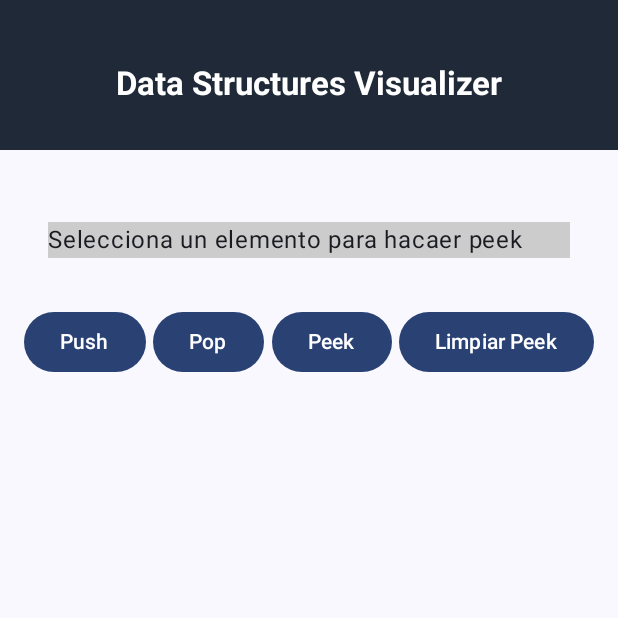
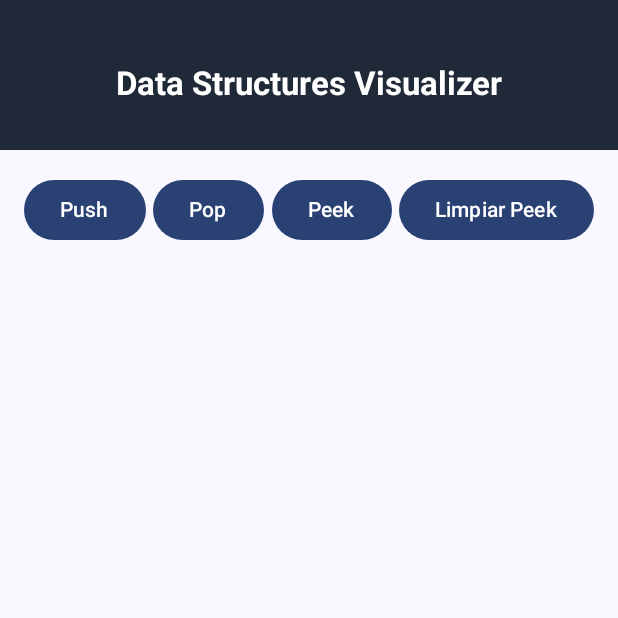
Before and after one commit to AscencioSIUU/DataStructureVisualizer-, an Android app built with Jetpack Compose: the Stacks screen opened through its navigation route, on a phone screen of 412 x 824 dp, the top half of it. Run offline under Robolectric (Android 15) with nearby library versions, the phone set to English and light mode, and no system bars; network calls fail.

Commit message:
arreglo del stack y listas

```diff
--- a/app/src/main/java/com/example/datastructurevisualizerapp/MainActivity.kt
+++ b/app/src/main/java/com/example/datastructurevisualizerapp/MainActivity.kt
@@ -114,6 +114,9 @@ fun MyDataStructureVisualizerApp() {
         ) {
 
             NavHost( navController = navController, startDestination = "login") {
+
+                var valuesList = listOf(23, 12, 45, 56, 86, 34, 56, 45, 34, 23, 12, 45, 67, 78, 76, 54, 67, 80, 90, 102, 230)
+
                 composable("login") {
                     LoginScreen(navController) { name, email, password ->
                         userName = name
@@ -172,8 +175,13 @@ fun MyDataStructureVisualizerApp() {
                 }
 
                 composable("Stacks") {
-                    val stackViewModel: StackViewModel = viewModel()
-                    StackVisualizer(viewModel = stackViewModel)
+
+                    // Inicializar el ViewModel pasando valuesList
+                    val viewModel = remember { StackViewModel(valuesList) }
+
+                    // Llamar al visualizador del stack
+                    StackVisualizer(viewModel)
+
                 }
 
                 composable("Queues") {
@@ -181,7 +189,7 @@ fun MyDataStructureVisualizerApp() {
                 }
 
                 composable("Binary Trees") {
-                    BinaryTreesVisualizer()  // Llama a la función que maneja el árbol binario
+                    BinaryTreesVisualizer(valuesList)  // Llama a la función que maneja el árbol binario
                 }
 
 
--- a/app/src/main/java/com/example/datastructurevisualizerapp/views/Stacks.kt
+++ b/app/src/main/java/com/example/datastructurevisualizerapp/views/Stacks.kt
@@ -1,148 +1,34 @@
 package com.example.datastructurevisualizerapp.views
 
-import android.app.Activity
-import android.content.pm.ActivityInfo
-import androidx.compose.foundation.layout.Column
-import androidx.compose.runtime.Composable
-import androidx.compose.ui.unit.dp
 import androidx.compose.foundation.background
-import androidx.compose.foundation.clickable
 import androidx.compose.foundation.layout.*
 import androidx.compose.material3.Button
-import androidx.compose.material3.DropdownMenu
-import androidx.compose.material3.DropdownMenuItem
 import androidx.compose.material3.Text
-import androidx.compose.runtime.getValue
-import androidx.compose.runtime.mutableIntStateOf
+import androidx.compose.runtime.*
 import androidx.compose.ui.Alignment
 import androidx.compose.ui.Modifier
-import androidx.compose.runtime.mutableStateListOf
-import androidx.compose.runtime.mutableStateOf
-import androidx.compose.runtime.remember
-import androidx.compose.runtime.setValue
 import androidx.compose.ui.graphics.Color
-import androidx.compose.ui.platform.LocalContext
+import androidx.compose.ui.unit.dp
 import androidx.lifecycle.ViewModel
 
-@Composable
-fun StackVisualizer(viewModel: StackViewModel) {
+// ViewModel para manejar el Stack
+class StackViewModel(private val valuesList: List<Int>) : ViewModel() {
+    private val _stack = mutableStateListOf<Int>()
+    val stack: List<Int> get() = _stack
 
-    var expanded by remember { mutableStateOf(false) }
-    var selectedIndex by remember { mutableIntStateOf(-1) } // Para el índice del elemento seleccionado en el Dropdown
-    var peekedIndex by remember { mutableStateOf<Int?>(null) } // Controla el índice del elemento peekeado en la UI
-
-    Column(
-        modifier = Modifier
-            .fillMaxSize()
-            .padding(16.dp)
-    ) {
-        // Mostrar los elementos del stack
-        viewModel.stack.forEachIndexed { index, item ->
-            val backgroundColor = if (index == peekedIndex) Color.Yellow else Color.LightGray  // Cambiar el color si es el elemento peekeado
-            Box(
-                modifier = Modifier
-                    .fillMaxWidth()
-                    .padding(4.dp)
-                    .height(50.dp)
-                    .background(backgroundColor),
-                contentAlignment = Alignment.Center
-            ) {
-                Text(text = item)
-            }
-        }
-
-        Spacer(modifier = Modifier.height(16.dp))
-
-        // Dropdown para seleccionar el elemento que se quiere "peekear"
-        Row(
-            modifier = Modifier.fillMaxWidth(),
-            horizontalArrangement = Arrangement.Center
-        ) {
-            Box(
-                modifier = Modifier
-                    .wrapContentSize(Alignment.TopStart)
-            ) {
-                Text(
-                    text = if (selectedIndex == -1) "Selecciona un elemento para hacaer peek" else viewModel.stack.getOrNull(selectedIndex) ?: "Selecciona un elemento para hacaer peek",
-                    modifier = Modifier
-                        .fillMaxWidth()
-                        .clickable(onClick = { expanded = true })
-                        .padding(16.dp)
-                        .background(Color.LightGray)
-                )
-                DropdownMenu(
-                    expanded = expanded,
-                    onDismissRequest = { expanded = false }
-                ) {
-                    viewModel.stack.forEachIndexed { index, item ->
-                        DropdownMenuItem(
-                            text = { Text(item) },
-                            onClick = {
-                                selectedIndex = index
-                                expanded = false
-                            }
-                        )
-                    }
-                }
-            }
-        }
-
-        Spacer(modifier = Modifier.height(16.dp))
-
-        // Botones para las operaciones
-        Row(
-            modifier = Modifier.fillMaxWidth(),
-            horizontalArrangement = Arrangement.SpaceBetween
-        ) {
-            Button(onClick = { viewModel.pushNextElement() }) {
-                Text("Push")
-            }
-            Button(onClick = {
-                viewModel.pop()
-                // Si el elemento que fue peekeado o seleccionado fue removido, limpiar selección
-                if (selectedIndex >= viewModel.stack.size) {
-                    selectedIndex = -1 // Reinicia la selección
-                    peekedIndex = null // Limpia el elemento peekeado
-                }
-            }) {
-                Text("Pop")
-            }
-            Button(onClick = {
-                if (selectedIndex != -1) {
-                    peekedIndex = selectedIndex // Actualiza el estado del elemento peekeado
-                    viewModel.peekAtIndex(selectedIndex) // Actualiza también el ViewModel si es necesario
-                }
-            }) {
-                Text("Peek")
-            }
-            Button(onClick = {
-                peekedIndex = null // Limpia el elemento peekeado en la UI
-                viewModel.clearPeek() // Limpia también en el ViewModel
-            }) {
-                Text("Limpiar Peek")
-            }
-        }
-    }
-}
-
-// ViewModel para manejar el Stack
-class StackViewModel : ViewModel() {
-    private val _stack = mutableStateListOf<String>()
-    val stack: List<String> get() = _stack
-
-    // Lista quemada de datos
-    private val predefinedElements = listOf("Elemento 1", "Elemento 2", "Elemento 3", "Elemento 4", "Elemento 5")
-    private var currentIndex = 0  // Para ir iterando por los elementos
+    private var currentIndex = 0  // Para iterar por los elementos de valuesList
 
     // Variable para guardar el índice del elemento peekeado
-    var peekedIndex: Int? = null
+    var peekedIndex by mutableStateOf<Int?>(null)
         private set
 
-    // Función para pushear el siguiente elemento de la lista
+    // Función para pushear el siguiente elemento de valuesList
     fun pushNextElement() {
-        if (currentIndex < predefinedElements.size) {
-            _stack.add(predefinedElements[currentIndex])
+        if (currentIndex < valuesList.size) {
+            _stack.add(valuesList[currentIndex])
             currentIndex++
+            // Limpiar el peekedIndex al agregar un nuevo elemento
+            clearPeek()
         }
     }
 
@@ -152,13 +38,15 @@ class StackViewModel : ViewModel() {
             if (currentIndex > 0) {
                 currentIndex--  // Retrocede el índice cuando haces pop
             }
+            // Limpiar el peekedIndex al hacer pop
+            clearPeek()
         }
     }
 
-    // Peeking en un índice específico seleccionado por el usuario
-    fun peekAtIndex(index: Int) {
-        if (index in _stack.indices) {
-            peekedIndex = index
+    // Peeking al último elemento agregado cuando se presiona el botón Peek
+    fun peek() {
+        if (_stack.isNotEmpty()) {
+            peekedIndex = _stack.size - 1
         }
     }
 
@@ -166,3 +54,61 @@ class StackViewModel : ViewModel() {
         peekedIndex = null // Para desactivar el peek y volver al color normal
     }
 }
+
+@Composable
+fun StackVisualizer(viewModel: StackViewModel) {
+
+    Column(
+        modifier = Modifier
+            .fillMaxSize()
+            .padding(16.dp)
+    ) {
+
+
+        // Botones para las operaciones
+        Row(
+            modifier = Modifier.fillMaxWidth(),
+            horizontalArrangement = Arrangement.SpaceBetween
+        ) {
+            Button(onClick = {
+                viewModel.pushNextElement()
+            }) {
+                Text("Push")
+            }
+            Button(onClick = {
+                viewModel.pop()
+            }) {
+                Text("Pop")
+            }
+            Button(onClick = {
+                viewModel.peek()
+            }) {
+                Text("Peek")
+            }
+            Button(onClick = {
+                viewModel.clearPeek()
+            }) {
+                Text("Limpiar Peek")
+            }
+        }
+
+        Spacer(modifier = Modifier.height(16.dp))
+
+        // Mostrar los elementos del stack
+        viewModel.stack.reversed().forEachIndexed { index, item ->
+            val actualIndex = viewModel.stack.size - 1 - index  // Ajustar el índice para que coincida con peekedIndex
+            val backgroundColor = if (actualIndex == viewModel.peekedIndex) Color.Yellow else Color.LightGray  // Cambiar el color si es el elemento peekeado
+            Box(
+                modifier = Modifier
+                    .fillMaxWidth()
+                    .padding(4.dp)
+                    .height(50.dp)
+                    .background(backgroundColor),
+                contentAlignment = Alignment.Center
+            ) {
+                Text(text = item.toString())
+            }
+        }
+
+    }
+}
```
Also changed, not shown: app/src/main/java/com/example/datastructurevisualizerapp/views/BinaryTrees.kt (+3 -5 lines).
